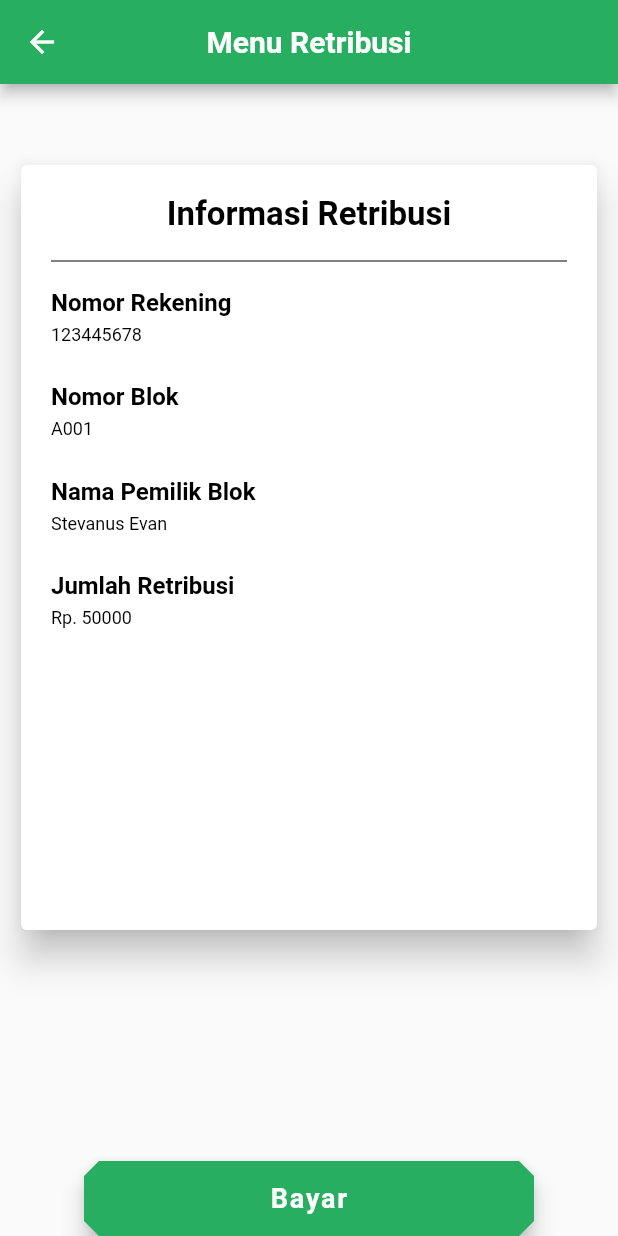
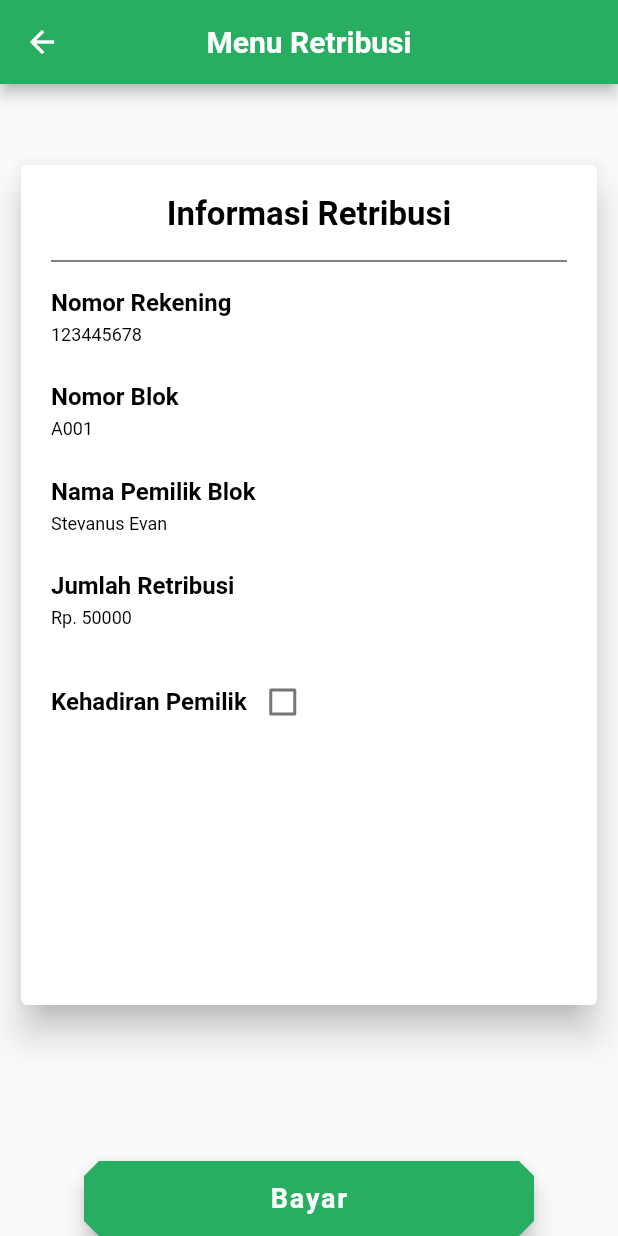
Before and after one commit to georgionicky/sp_mobile, a Flutter app: the retribusi screen opened directly, on a phone screen of 412 x 824 dp. Run offline on Flutter 3.47's test engine with Material 2 defaults, Android fonts, the light colour scheme and no system bars.

Commit message:
Front end

```diff
--- a/lib/page/cek_lapak.dart
+++ b/lib/page/cek_lapak.dart
@@ -878,9 +878,7 @@ class _cek_LapakState extends State<cek_Lapak> {
         child: FloatingActionButton(
           child: Center(
               child: Container(
-            decoration: BoxDecoration(
-                color: Color.fromRGBO(39, 174, 96, 100),
-                borderRadius: BorderRadius.circular(10)),
+            decoration: BoxDecoration(borderRadius: BorderRadius.circular(10)),
             child: Text(
               "Cari",
               style: TextStyle(
--- a/lib/page/cek_saldo.dart
+++ b/lib/page/cek_saldo.dart
@@ -120,9 +120,7 @@ class _cek_SaldoState extends State<cek_Saldo> {
         child: FloatingActionButton(
           child: Center(
               child: Container(
-            decoration: BoxDecoration(
-                color: Color.fromRGBO(39, 174, 96, 100),
-                borderRadius: BorderRadius.circular(10)),
+            decoration: BoxDecoration(borderRadius: BorderRadius.circular(10)),
             child: Text(
               "Cari",
               style: TextStyle(
--- a/lib/page/retribusi.dart
+++ b/lib/page/retribusi.dart
@@ -8,6 +8,7 @@ class retribusi extends StatefulWidget {
 }
 
 class _retribusiState extends State<retribusi> {
+  bool? check1 = false;
   @override
   Widget build(BuildContext context) {
     return Scaffold(
@@ -24,7 +25,7 @@ class _retribusiState extends State<retribusi> {
       ),
       body: Container(
           padding: const EdgeInsets.only(left: 10, right: 10),
-          margin: EdgeInsets.only(bottom: 200, top: 50),
+          margin: EdgeInsets.only(bottom: 150, top: 50),
           child: Card(
             elevation: 10,
             child: Form(
@@ -109,6 +110,26 @@ class _retribusiState extends State<retribusi> {
                     ),
                   ),
                   SizedBox(height: 25),
+                  Row(
+                    children: <Widget>[
+                      Text(
+                        "Kehadiran Pemilik",
+                        style: TextStyle(
+                            color: Colors.black,
+                            fontSize: 16,
+                            fontWeight: FontWeight.bold),
+                      ),
+                      Checkbox(
+                          //only check box
+                          value: check1, //unchecked
+                          onChanged: (bool? value) {
+                            //value returned when checkbox is clicked
+                            setState(() {
+                              check1 = value;
+                            });
+                          })
+                    ],
+                  )
                   //Kalo Nd butuh, hapus jo nih button
                 ],
               ),
@@ -120,9 +141,7 @@ class _retribusiState extends State<retribusi> {
         child: FloatingActionButton(
           child: Center(
               child: Container(
-            decoration: BoxDecoration(
-                color: Color.fromRGBO(39, 174, 96, 100),
-                borderRadius: BorderRadius.circular(10)),
+            decoration: BoxDecoration(borderRadius: BorderRadius.circular(10)),
             child: Text(
               "Bayar",
               style: TextStyle(
--- a/lib/page/tabung.dart
+++ b/lib/page/tabung.dart
@@ -132,9 +132,7 @@ class _tabungState extends State<tabung> {
         child: FloatingActionButton(
           child: Center(
               child: Container(
-            decoration: BoxDecoration(
-                color: Color.fromRGBO(39, 174, 96, 100),
-                borderRadius: BorderRadius.circular(10)),
+            decoration: BoxDecoration(borderRadius: BorderRadius.circular(10)),
             child: Text(
               "Tabung",
               style: TextStyle(
```
